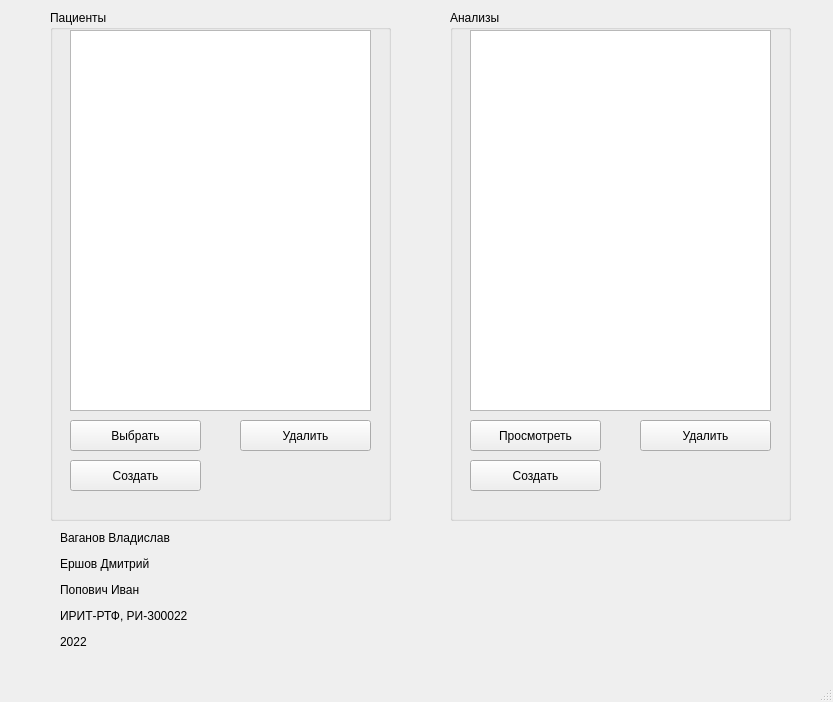
Before: the Qt Designer form UIs/MainWindow.ui in stlad/MedicalAnalyzer, drawn with Qt 5.
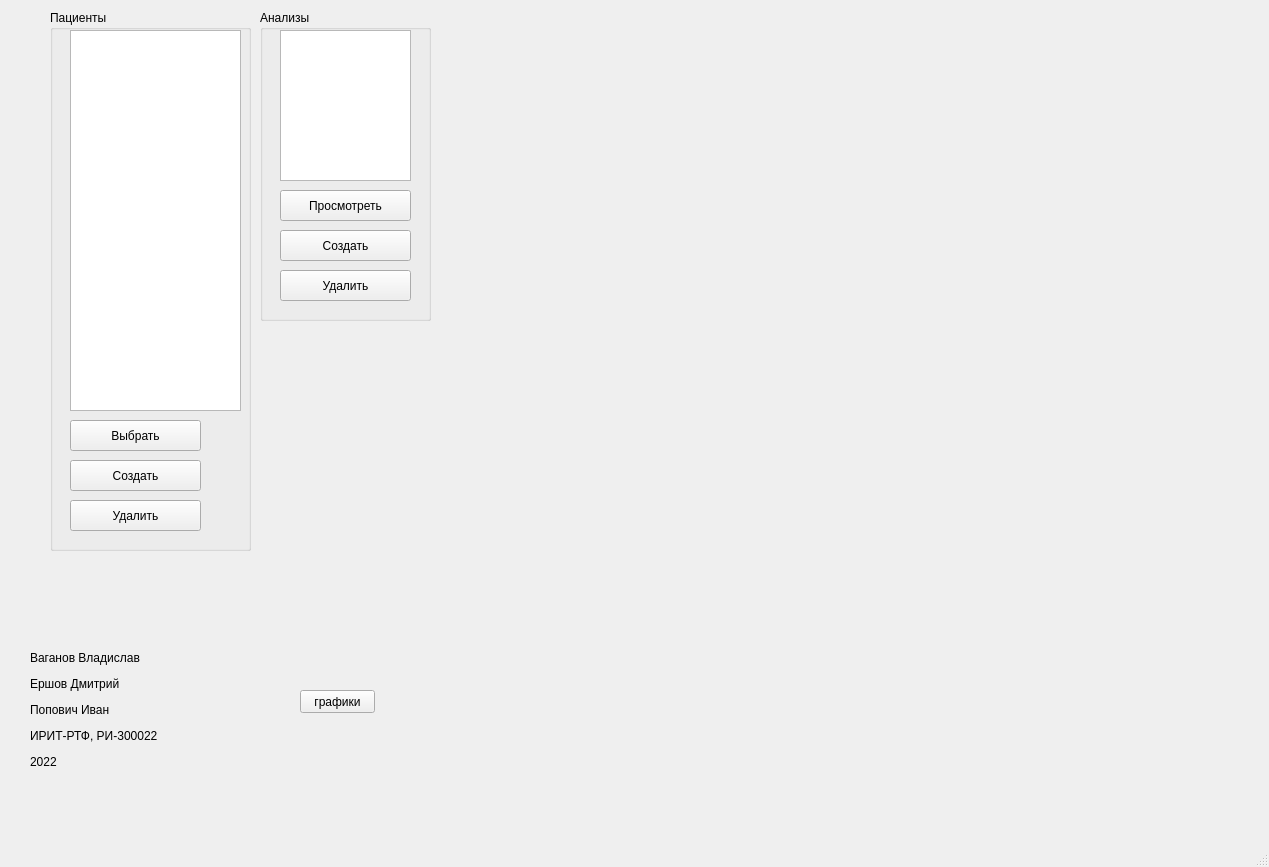
After: the same form once the commit is applied.

What changed in the file:
```diff
--- a/UIs/MainWindow.ui
+++ b/UIs/MainWindow.ui
@@ -6,8 +6,8 @@
    <rect>
     <x>0</x>
     <y>0</y>
-    <width>833</width>
-    <height>702</height>
+    <width>1269</width>
+    <height>867</height>
    </rect>
   </property>
   <property name="windowTitle">
@@ -19,8 +19,8 @@
      <rect>
       <x>50</x>
       <y>10</y>
-      <width>341</width>
-      <height>511</height>
+      <width>201</width>
+      <height>541</height>
      </rect>
     </property>
     <property name="title">
@@ -31,7 +31,7 @@
       <rect>
        <x>20</x>
        <y>20</y>
-       <width>301</width>
+       <width>171</width>
        <height>381</height>
       </rect>
      </property>
@@ -65,8 +65,8 @@
     <widget class="QPushButton" name="patient_delete_btn">
      <property name="geometry">
       <rect>
-       <x>190</x>
-       <y>410</y>
+       <x>20</x>
+       <y>490</y>
        <width>131</width>
        <height>31</height>
       </rect>
@@ -79,10 +79,10 @@
    <widget class="QGroupBox" name="groupBox_2">
     <property name="geometry">
      <rect>
-      <x>450</x>
+      <x>260</x>
       <y>10</y>
-      <width>341</width>
-      <height>511</height>
+      <width>171</width>
+      <height>311</height>
      </rect>
     </property>
     <property name="title">
@@ -93,8 +93,8 @@
       <rect>
        <x>20</x>
        <y>20</y>
-       <width>301</width>
-       <height>381</height>
+       <width>131</width>
+       <height>151</height>
       </rect>
      </property>
     </widget>
@@ -102,7 +102,7 @@
      <property name="geometry">
       <rect>
        <x>20</x>
-       <y>410</y>
+       <y>180</y>
        <width>131</width>
        <height>31</height>
       </rect>
@@ -115,7 +115,7 @@
      <property name="geometry">
       <rect>
        <x>20</x>
-       <y>450</y>
+       <y>220</y>
        <width>131</width>
        <height>31</height>
       </rect>
@@ -127,8 +127,8 @@
     <widget class="QPushButton" name="analysis_delete_btn">
      <property name="geometry">
       <rect>
-       <x>190</x>
-       <y>410</y>
+       <x>20</x>
+       <y>260</y>
        <width>131</width>
        <height>31</height>
       </rect>
@@ -141,8 +141,8 @@
    <widget class="QLabel" name="label">
     <property name="geometry">
      <rect>
-      <x>60</x>
-      <y>530</y>
+      <x>30</x>
+      <y>650</y>
       <width>181</width>
       <height>121</height>
      </rect>
@@ -151,6 +151,30 @@
      <string>&lt;html&gt;&lt;head/&gt;&lt;body&gt;&lt;p&gt;Ваганов Владислав &lt;/p&gt;&lt;p&gt;Ершов Дмитрий&lt;/p&gt;&lt;p&gt;Попович Иван&lt;/p&gt;&lt;p&gt;ИРИТ-РТФ, РИ-300022&lt;/p&gt;&lt;p&gt;2022&lt;/p&gt;&lt;/body&gt;&lt;/html&gt;</string>
     </property>
    </widget>
+   <widget class="QPushButton" name="tb_graph_btn">
+    <property name="geometry">
+     <rect>
+      <x>300</x>
+      <y>690</y>
+      <width>75</width>
+      <height>23</height>
+     </rect>
+    </property>
+    <property name="text">
+     <string>графики</string>
+    </property>
+   </widget>
+   <widget class="QWidget" name="verticalLayoutWidget">
+    <property name="geometry">
+     <rect>
+      <x>510</x>
+      <y>50</y>
+      <width>721</width>
+      <height>711</height>
+     </rect>
+    </property>
+    <layout class="QVBoxLayout" name="graph_layout"/>
+   </widget>
   </widget>
   <widget class="QStatusBar" name="statusbar"/>
   <widget class="QMenuBar" name="menubar">
```
Left out of the diff: 2 changed lines with no effect on the pictures.
